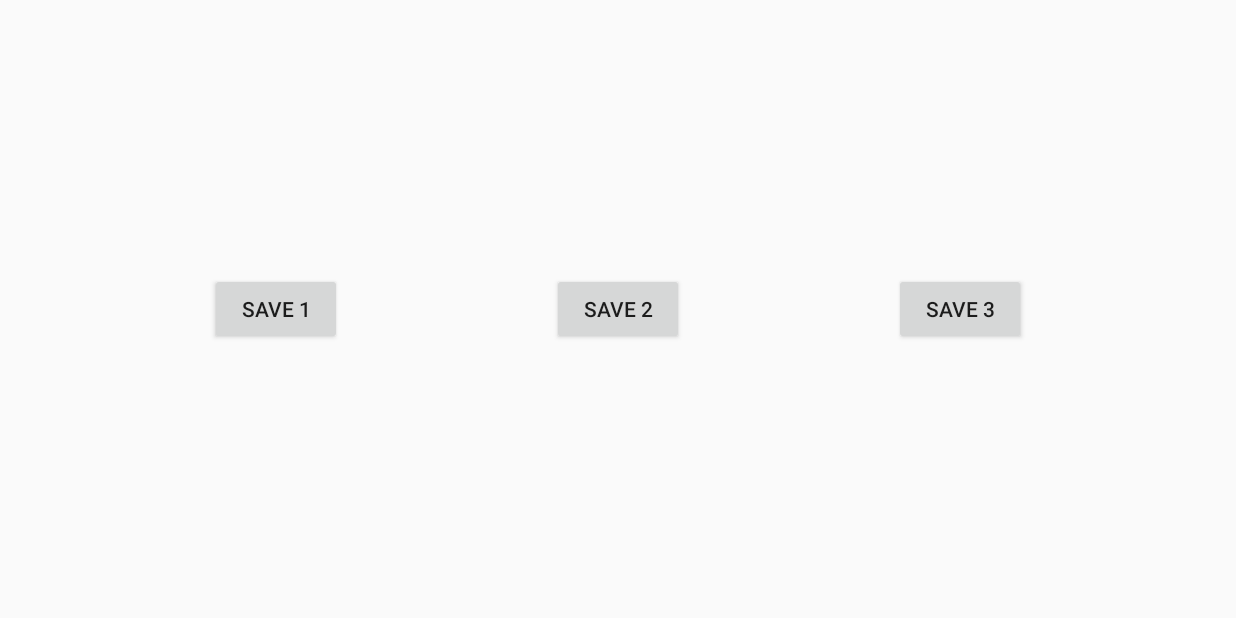
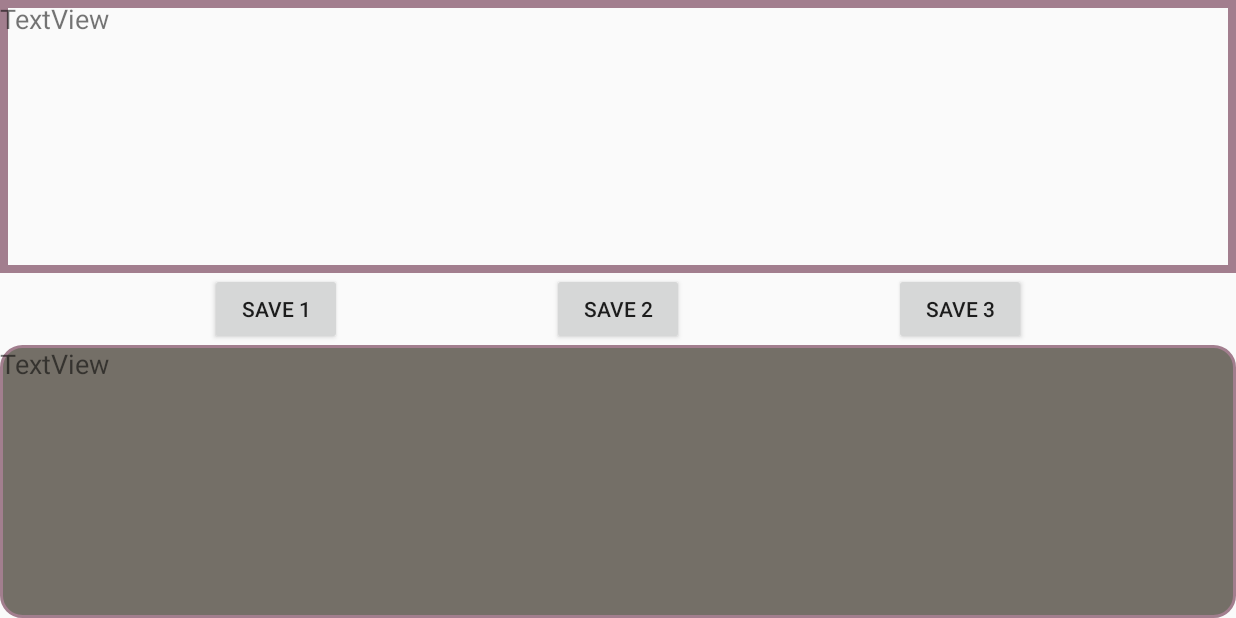
Before and after one commit to idvera77/Cosplay-Triple-Date, an Android app: the Game screen opened directly, with no data from a screen before it, on a phone screen of 824 x 412 dp (held sideways). Run offline under Robolectric (Android 15) with nearby library versions, the phone set to English and light mode, and no system bars; 4 statements that could not run were skipped.

Commit message:
test Stage, Music and Sound

```diff
--- a/app/src/main/java/com/mystra77/visualnovel/Game.java
+++ b/app/src/main/java/com/mystra77/visualnovel/Game.java
@@ -1,22 +1,34 @@
 package com.mystra77.visualnovel;
 
 import androidx.appcompat.app.AppCompatActivity;
+import androidx.constraintlayout.widget.ConstraintLayout;
 
 import android.app.AlertDialog;
+import android.content.Context;
 import android.content.DialogInterface;
 import android.content.Intent;
+import android.content.SharedPreferences;
+import android.media.MediaPlayer;
 import android.os.Bundle;
+import android.provider.MediaStore;
 import android.view.View;
 import android.view.Window;
 import android.view.WindowManager;
 
 import com.mystra77.visualnovel.classes.Player;
 import com.mystra77.visualnovel.database.MyOpenHelper;
+import com.mystra77.visualnovel.stages.Stage;
+import com.mystra77.visualnovel.stages.Stage1;
+import com.mystra77.visualnovel.stages.Stage2;
 
 public class Game extends AppCompatActivity {
     private MyOpenHelper moh;
     private Player player;
-
+    private SharedPreferences preferencesSettings;
+    private ConstraintLayout layoutBackground;
+    private MediaPlayer mediaPlayerMusic, mediaPlayerSound;
+    private float volumenMusic, volumenSound;
+    private boolean explicitImage;
 
     @Override
     protected void onCreate(Bundle savedInstanceState) {
@@ -26,7 +38,16 @@ public class Game extends AppCompatActivity {
         requestWindowFeature(Window.FEATURE_NO_TITLE);
         this.getWindow().setFlags(WindowManager.LayoutParams.FLAG_FULLSCREEN, WindowManager.LayoutParams.FLAG_FULLSCREEN);
         overridePendingTransition(R.anim.fade_in, R.anim.fade_out);
+
         setContentView(R.layout.activity_game);
+
+        //Load preferences
+        preferencesSettings = getSharedPreferences(getString(R.string.app_name), Context.MODE_PRIVATE);
+        volumenMusic = preferencesSettings.getFloat("volumenMusic", 100);
+        volumenSound = preferencesSettings.getFloat("volumenSound", 100);
+        explicitImage = preferencesSettings.getBoolean("explicitImage", true);
+
+        layoutBackground = findViewById(R.id.stageID);
 
         //Open database
         moh = new MyOpenHelper(this);
@@ -37,13 +58,22 @@ public class Game extends AppCompatActivity {
             player = (Player) bundle.getSerializable("player");
         }
 
+        //Load all
+        if(player.getStage() >= 0 && player.getStage() < 2){
+            Stage1 stage1 = new Stage1();
+            loadStage(stage1);
+        } else if (player.getStage() >= 2){
+            Stage2 stage2 = new Stage2();
+            loadStage(stage2);
+        }
+
         /*
          if(player.getScore() < 800){
             startService(new Intent(this, ServiceGallery.class));
         }
         */
         player.setScore(player.getScore() + 200);
-        System.out.println(player);
+        player.setStage(player.getStage() + 1);
     }
 
     public void save1(View view) {
@@ -74,7 +104,29 @@ public class Game extends AppCompatActivity {
     @Override
     public void onBackPressed() {
         super.onBackPressed();
+        mediaPlayerMusic.stop();
+        mediaPlayerMusic.release();
         overridePendingTransition(R.anim.fade_in, R.anim.fade_out);
         startActivity(new Intent(this, HomeActivity.class));
     }
+
+    //SEGUIR CON LA GRAN MADRE DE LAS FUNCIONES
+    public void loadStage(Stage stage){
+        //Image Background
+        layoutBackground.setBackground(getDrawable(stage.getStageBackground()));
+        //Music Background
+        mediaPlayerMusic = MediaPlayer.create(this, stage.getStageMusic());
+        mediaPlayerMusic.setVolume(volumenMusic, volumenMusic);
+        mediaPlayerMusic.setLooping(true);
+        mediaPlayerMusic.start();
+    }
+
+    public void loadMusic(){
+
+    }
+
+    public void loadSound(){
+
+    }
+
 }
--- /dev/null
+++ b/app/src/main/java/com/mystra77/visualnovel/characters/Neko.java
@@ -0,0 +1,6 @@
+package com.mystra77.visualnovel.characters;
+
+public class Neko {
+    //Imagenes y poses
+    //Sonidos
+}
--- a/app/src/main/res/layout/activity_game.xml
+++ b/app/src/main/res/layout/activity_game.xml
@@ -2,6 +2,7 @@
 <androidx.constraintlayout.widget.ConstraintLayout xmlns:android="http://schemas.android.com/apk/res/android"
     xmlns:app="http://schemas.android.com/apk/res-auto"
     xmlns:tools="http://schemas.android.com/tools"
+    android:id="@+id/stageID"
     android:layout_width="match_parent"
     android:layout_height="match_parent"
     tools:context=".Game">
@@ -42,4 +43,28 @@
         app:layout_constraintStart_toEndOf="@+id/btnSave2"
         app:layout_constraintTop_toTopOf="parent" />
 
+    <TextView
+        android:id="@+id/textBox"
+        android:layout_width="0dp"
+        android:layout_height="0dp"
+        android:background="@drawable/border_menu"
+        android:text="TextView"
+        android:textSize="18sp"
+        app:layout_constraintBottom_toBottomOf="parent"
+        app:layout_constraintEnd_toEndOf="parent"
+        app:layout_constraintStart_toStartOf="parent"
+        app:layout_constraintTop_toBottomOf="@+id/btnSave2" />
+
+    <TextView
+        android:id="@+id/textBoxLog"
+        android:layout_width="0dp"
+        android:layout_height="0dp"
+        android:background="@drawable/gallery_border"
+        android:text="TextView"
+        android:textSize="18sp"
+        app:layout_constraintBottom_toTopOf="@+id/btnSave2"
+        app:layout_constraintEnd_toEndOf="parent"
+        app:layout_constraintStart_toStartOf="parent"
+        app:layout_constraintTop_toTopOf="parent" />
+
 </androidx.constraintlayout.widget.ConstraintLayout>
```
Also changed, not shown: app/src/main/java/com/mystra77/visualnovel/HomeActivity.java (+6 -6 lines), app/src/main/java/com/mystra77/visualnovel/preferences/Preferences.java (deleted, +0 -11 lines), app/src/main/java/com/mystra77/visualnovel/services/ServiceGallery.java (+7 -0 lines), app/src/main/java/com/mystra77/visualnovel/stages/Stage.java (added, +71 -0 lines), app/src/main/java/com/mystra77/visualnovel/stages/Stage1.java (added, +13 -0 lines), app/src/main/java/com/mystra77/visualnovel/stages/Stage2.java (added, +12 -0 lines).
